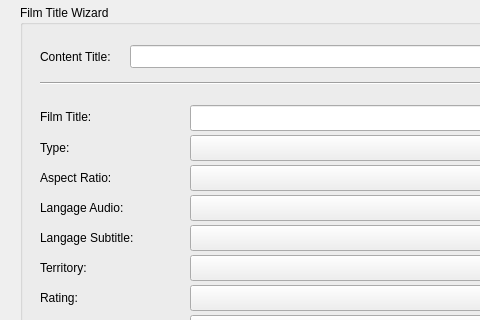
This is gui/forms/generatetitle.ui in mamay/OpenDCP as Qt 5 draws it before an edit; both pictures show x 0 to 480 and y 0 to 320 of the 750 by 640 pixel window. The edited form follows.
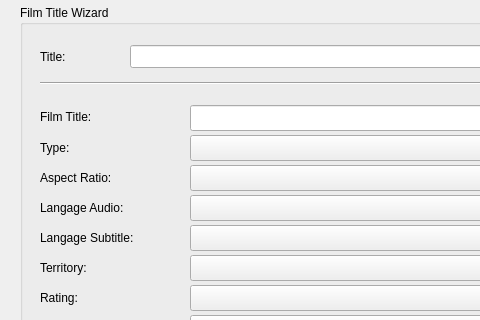
This is the edited form.

Commit message: some GUI cleanup to handle longer text for translations.

```diff
--- a/gui/forms/generatetitle.ui
+++ b/gui/forms/generatetitle.ui
@@ -35,7 +35,7 @@
      </rect>
     </property>
     <property name="text">
-     <string>Content Title:</string>
+     <string>Title:</string>
     </property>
    </widget>
    <widget class="QLineEdit" name="contentEdit">
```
Left out of the diff: 2 changed lines with no effect on the pictures. The commit also changes 5 other files.
